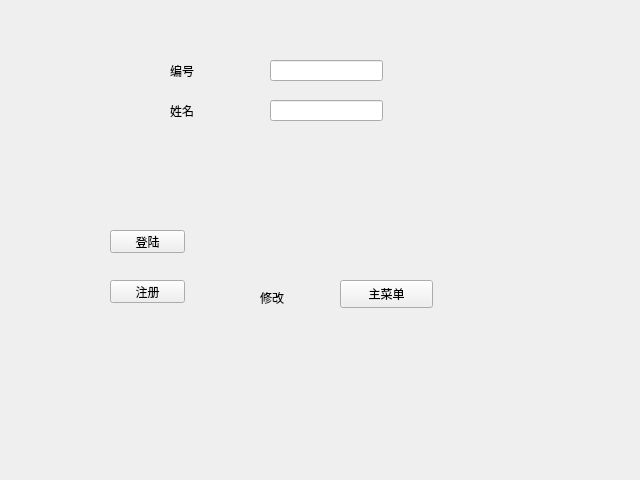
This is loginwidget.ui in nntzhc/TMS_screen-database as Qt 5 draws it before an edit. The edited form follows.
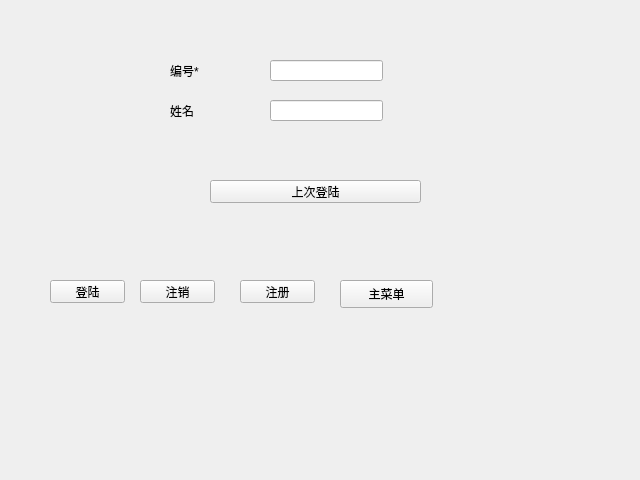
This is the edited form.

What changed in the file:
```diff
--- a/loginwidget.ui
+++ b/loginwidget.ui
@@ -26,23 +26,10 @@
     <string>主菜单</string>
    </property>
   </widget>
-  <widget class="QLabel" name="label">
-   <property name="geometry">
-    <rect>
-     <x>260</x>
-     <y>290</y>
-     <width>72</width>
-     <height>15</height>
-    </rect>
-   </property>
-   <property name="text">
-    <string>修改</string>
-   </property>
-  </widget>
   <widget class="QPushButton" name="signupButton">
    <property name="geometry">
     <rect>
-     <x>110</x>
+     <x>240</x>
      <y>280</y>
      <width>75</width>
      <height>23</height>
@@ -85,7 +72,7 @@
     </rect>
    </property>
    <property name="text">
-    <string>编号</string>
+    <string>编号*</string>
    </property>
   </widget>
   <widget class="QLineEdit" name="nameLineEdit">
@@ -101,8 +88,8 @@
   <widget class="QPushButton" name="loginButton">
    <property name="geometry">
     <rect>
-     <x>110</x>
-     <y>230</y>
+     <x>50</x>
+     <y>280</y>
      <width>75</width>
      <height>23</height>
     </rect>
@@ -111,6 +98,32 @@
     <string>登陆</string>
    </property>
   </widget>
+  <widget class="QPushButton" name="logoffButton">
+   <property name="geometry">
+    <rect>
+     <x>140</x>
+     <y>280</y>
+     <width>75</width>
+     <height>23</height>
+    </rect>
+   </property>
+   <property name="text">
+    <string>注销</string>
+   </property>
+  </widget>
+  <widget class="QPushButton" name="lastloginButton">
+   <property name="geometry">
+    <rect>
+     <x>210</x>
+     <y>180</y>
+     <width>211</width>
+     <height>23</height>
+    </rect>
+   </property>
+   <property name="text">
+    <string>上次登陆</string>
+   </property>
+  </widget>
  </widget>
  <resources/>
  <connections/>
```
